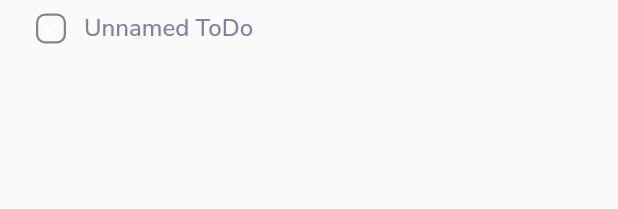
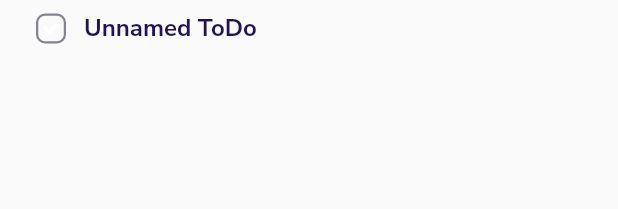
Before and after one commit to Aman-Kothari7/to_do_app, a Flutter app: the TodoWidget widget shown alone on an empty page, opened directly, on a phone screen of 412 x 824 dp. Shown: the top 209 px of the screen. Run offline on Flutter 3.47's test engine with Material 2 defaults, Android fonts, the phone set to English and light mode, and no system bars; our stand-ins replace google_fonts, sqflite; accounts and stored records are empty.

Commit message:
fixed some bugs

```diff
--- a/lib/screens/taskpage.dart
+++ b/lib/screens/taskpage.dart
@@ -24,7 +24,7 @@ class _TaskpageState extends State<Taskpage> {
   FocusNode? _descriptionFocus;
   FocusNode? _todoFocus;
 
-  bool _contentVisible = false;
+  bool _contentVisible = true; // TODO changed this from false to truet
 
   @override
   void initState() {
@@ -87,6 +87,7 @@ class _TaskpageState extends State<Taskpage> {
                         Expanded(
                             child: TextField(
                           //autofocus: true, TODO focus should automatically be on title
+                          autofocus: true,
                           focusNode: _titleFocus,
                           onSubmitted: (value) async {
                             // used onChanged instead of onSubmitted - TODO should save without pressing enter
@@ -227,7 +228,8 @@ class _TaskpageState extends State<Taskpage> {
                                   Todo _newTodo = Todo(
                                     title: value,
                                     isDone: 0,
-                                    taskId: widget.task!.id,
+                                    taskId:
+                                        _taskId, // TODO added this to make todos save
                                   );
 
                                   await _dbHelper.insertTodo(_newTodo);
--- a/lib/widgets.dart
+++ b/lib/widgets.dart
@@ -90,11 +90,11 @@ class TodoWidget extends StatelessWidget {
               text,
               style: TextStyle(
                 color: isDone
-                    ? Color(0xFF211551)
+                    ? Color(0xFF86829D)
                     : Color(
-                        0xFF86829D), //Swap colors? Completed todo swap bold color
+                        0xFF211551), //Swap colors? Completed todo swap bold color
                 fontSize: 16.0,
-                fontWeight: isDone ? FontWeight.bold : FontWeight.w500,
+                fontWeight: isDone == false ? FontWeight.bold : FontWeight.w500,
               ),
             ),
           ),
```
